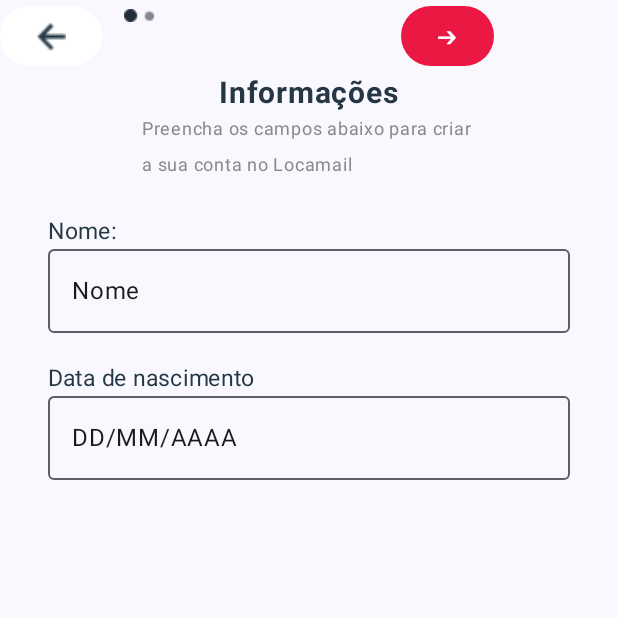
After one commit to kalineduttra/Localweb, an Android app built with Jetpack Compose: the composable PersonalDataRegistrationScreen shown on its own in the app's theme, on a phone screen of 412 x 824 dp, the top half of it. The commit adds this screen. Run offline under Robolectric (Android 15) with nearby library versions, the phone set to English and light mode, and no system bars.

Commit message:
fix screen

```diff
--- a/app/src/main/java/br/com/fiap/localweb/MainActivity.kt
+++ b/app/src/main/java/br/com/fiap/localweb/MainActivity.kt
@@ -1,5 +1,6 @@
 package br.com.fiap.localweb
 
+import PersonalDataRegistrationScreen
 import android.os.Bundle
 import androidx.activity.ComponentActivity
 import androidx.activity.compose.setContent
@@ -52,3 +53,11 @@ fun LoginScreenPreview() {
         LoginScreen()
     }
 }
+
+@Preview(showSystemUi=true, showBackground = true)
+@Composable
+fun PersonalDataRegistrationPreview(){
+    LocalwebTheme {
+        PersonalDataRegistrationScreen()
+    }
+}
--- a/app/src/main/java/br/com/fiap/localweb/screens/LoginScreen.kt
+++ b/app/src/main/java/br/com/fiap/localweb/screens/LoginScreen.kt
@@ -24,6 +24,10 @@ import androidx.compose.material3.Icon
 import androidx.compose.material3.OutlinedTextField
 import androidx.compose.material3.Text
 import androidx.compose.runtime.Composable
+import androidx.compose.runtime.getValue
+import androidx.compose.runtime.mutableStateOf
+import androidx.compose.runtime.remember
+import androidx.compose.runtime.setValue
 import androidx.compose.ui.Alignment
 import androidx.compose.ui.Modifier
 import androidx.compose.ui.graphics.Color
@@ -37,6 +41,13 @@ import br.com.fiap.localweb.R
 
 @Composable
 fun LoginScreen() {
+    var email by remember {
+        mutableStateOf("")
+    }
+    var password by remember {
+        mutableStateOf("")
+    }
+
     Box(
         modifier = Modifier.fillMaxSize()
     ) {
--- /dev/null
+++ b/app/src/main/java/br/com/fiap/localweb/screens/PersonalDataRegistrationScreen.kt
@@ -0,0 +1,125 @@
+import androidx.compose.foundation.Image
+import androidx.compose.foundation.layout.Arrangement
+import androidx.compose.foundation.layout.Box
+import androidx.compose.foundation.layout.Column
+import androidx.compose.foundation.layout.Row
+import androidx.compose.foundation.layout.Spacer
+import androidx.compose.foundation.layout.fillMaxSize
+import androidx.compose.foundation.layout.fillMaxWidth
+import androidx.compose.foundation.layout.height
+import androidx.compose.foundation.layout.offset
+import androidx.compose.foundation.layout.padding
+import androidx.compose.foundation.layout.size
+import androidx.compose.foundation.layout.width
+import androidx.compose.material3.Button
+import androidx.compose.material3.ButtonDefaults
+import androidx.compose.material3.OutlinedTextField
+import androidx.compose.material3.Text
+import androidx.compose.runtime.Composable
+import androidx.compose.ui.Alignment
+import androidx.compose.ui.Modifier
+import androidx.compose.ui.res.colorResource
+import androidx.compose.ui.res.painterResource
+import androidx.compose.ui.text.font.FontWeight
+import androidx.compose.ui.text.font.FontWeight.Companion.Bold
+import androidx.compose.ui.text.style.TextAlign
+import androidx.compose.ui.unit.dp
+import androidx.compose.ui.unit.sp
+import br.com.fiap.localweb.R
+
+@Composable
+fun PersonalDataRegistrationScreen() {
+    Box(modifier = Modifier.fillMaxSize()){
+        Row(
+            horizontalArrangement = Arrangement.SpaceAround,
+
+        ){
+            Spacer(modifier = Modifier.height(15.dp))
+            Button(onClick = { /*TODO*/ },
+                colors = ButtonDefaults.buttonColors(
+                    containerColor = colorResource(id = R.color.white),
+                )) {
+                Image(
+                    painterResource(id = R.drawable.botaovoltar),
+                    contentDescription = "back button ",
+                    modifier = Modifier
+                        .size(width = 20.dp, height = 20.dp)
+                )
+            }
+        }
+
+        Column(
+            modifier = Modifier
+                .fillMaxWidth()
+                .height(300.dp)
+                .width(300.dp)
+                .offset(y = (50).dp)
+                .padding(end = 32.dp, start = 32.dp),
+            horizontalAlignment = Alignment.CenterHorizontally
+        ){
+            Text(
+                text="Informações",
+                fontWeight = FontWeight.Bold,
+                color = colorResource(id = R.color.blue),
+                fontSize = 20.sp
+            )
+            Text(
+                text="Preencha os campos abaixo para criar \n" +
+                        "a sua conta no Locamail",
+                color = colorResource(id = R.color.gray),
+                fontSize = 12.sp
+            )
+
+            Spacer(modifier = Modifier.height(20.dp))
+            Text(
+                text = "Nome:",
+                textAlign = TextAlign.Start,
+                modifier = Modifier.fillMaxWidth(),
+                color = colorResource(id = R.color.blue),
+                fontSize = 15.sp
+            )
+
+            OutlinedTextField(
+                value = "Nome",
+                onValueChange = {},
+                modifier = Modifier
+                    .fillMaxWidth()
+                    .padding(bottom = 16.dp),
+            )
+            Spacer(modifier = Modifier.height(2.dp))
+            Text(
+                text = "Data de nascimento",
+                textAlign = TextAlign.Start,
+                modifier = Modifier.fillMaxWidth(),
+                color = colorResource(id = R.color.blue),
+                fontSize = 15.sp
+            )
+            OutlinedTextField(
+                value = "DD/MM/AAAA",
+                onValueChange = {},
+                modifier = Modifier
+                    .fillMaxWidth())
+        }
+
+        Spacer(modifier = Modifier.height(200.dp))
+        Row(horizontalArrangement = Arrangement.SpaceAround,
+            modifier = Modifier
+                .fillMaxWidth()
+        ){
+            Image(
+                painterResource(id= R.drawable.first),
+                contentDescription = "página atual",
+                modifier = Modifier
+                    .size(width = 20.dp, height = 20.dp)
+
+            )
+            Button(onClick = { /*TODO*/ },
+                colors = ButtonDefaults.buttonColors(
+                    containerColor = colorResource(id = R.color.red)
+                )){
+                Text(
+                    text = "➔")
+            }
+        }
+    }
+}
--- a/app/src/main/java/br/com/fiap/localweb/screens/SecondWalkthroughScreen.kt
+++ b/app/src/main/java/br/com/fiap/localweb/screens/SecondWalkthroughScreen.kt
@@ -85,6 +85,7 @@ fun SecondWalkthroughScreen() {
                     )
                 }
 
+                //organizar componentes dentro  da row
                 Spacer(modifier = Modifier.height(200.dp))
                 Row(horizontalArrangement = Arrangement.SpaceAround,
                     modifier = Modifier
--- a/app/src/main/java/br/com/fiap/localweb/screens/WalkthroughScreen.kt
+++ b/app/src/main/java/br/com/fiap/localweb/screens/WalkthroughScreen.kt
@@ -46,7 +46,7 @@ fun WalkthroughScreen() {
         ){
             Image(
                 painterResource(id= R.drawable.walkthrough),
-                contentDescription = "image of a message icon ",
+                contentDescription = "image of a message icon",
                 modifier = Modifier
                     .size(width = 500.dp, height = 700.dp)
             )
@@ -103,9 +103,10 @@ fun WalkthroughScreen() {
                 ){
                     Image(
                         painterResource(id= R.drawable.first),
-                        contentDescription = "back button ",
+                        contentDescription = "página atual",
                         modifier = Modifier
                             .size(width = 20.dp, height = 20.dp)
+
                     )
                     Button(onClick = { /*TODO*/ },
                         colors = ButtonDefaults.buttonColors(
--- a/app/src/main/res/values/colors.xml
+++ b/app/src/main/res/values/colors.xml
@@ -9,5 +9,6 @@
     <color name="white">#FFFFFFFF</color>
     <color name="red">#FFEC1844</color>
     <color name="blue">#FF253744</color>
+    <color name="gray">#FF898989</color>
 
 </resources>
```
